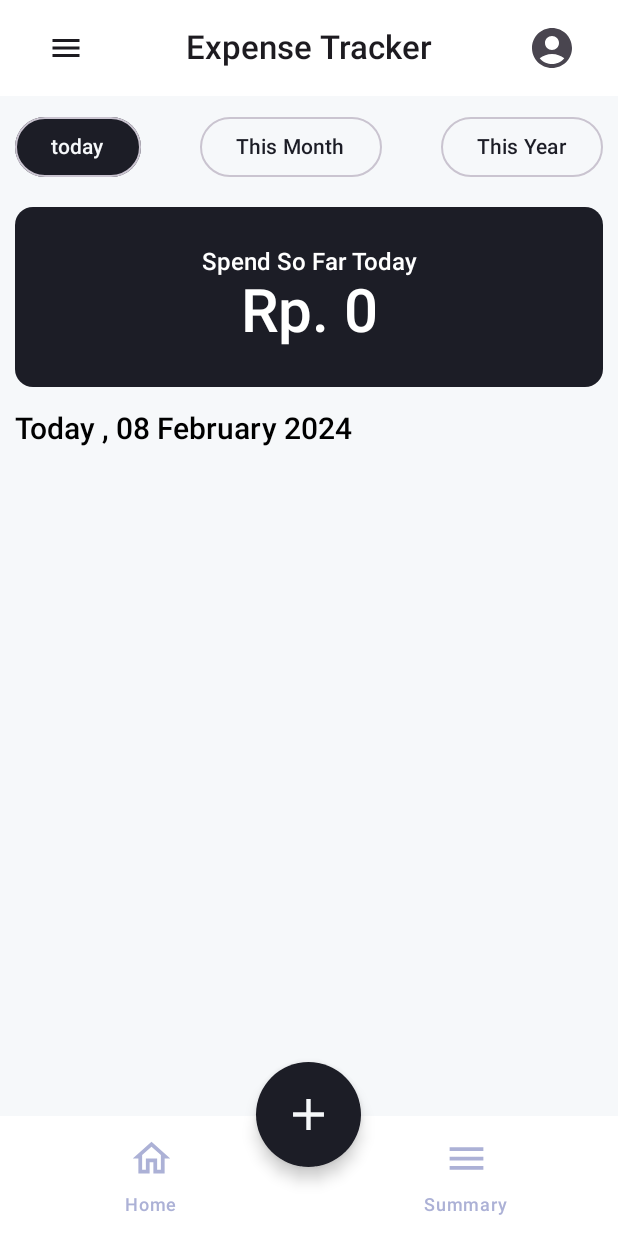
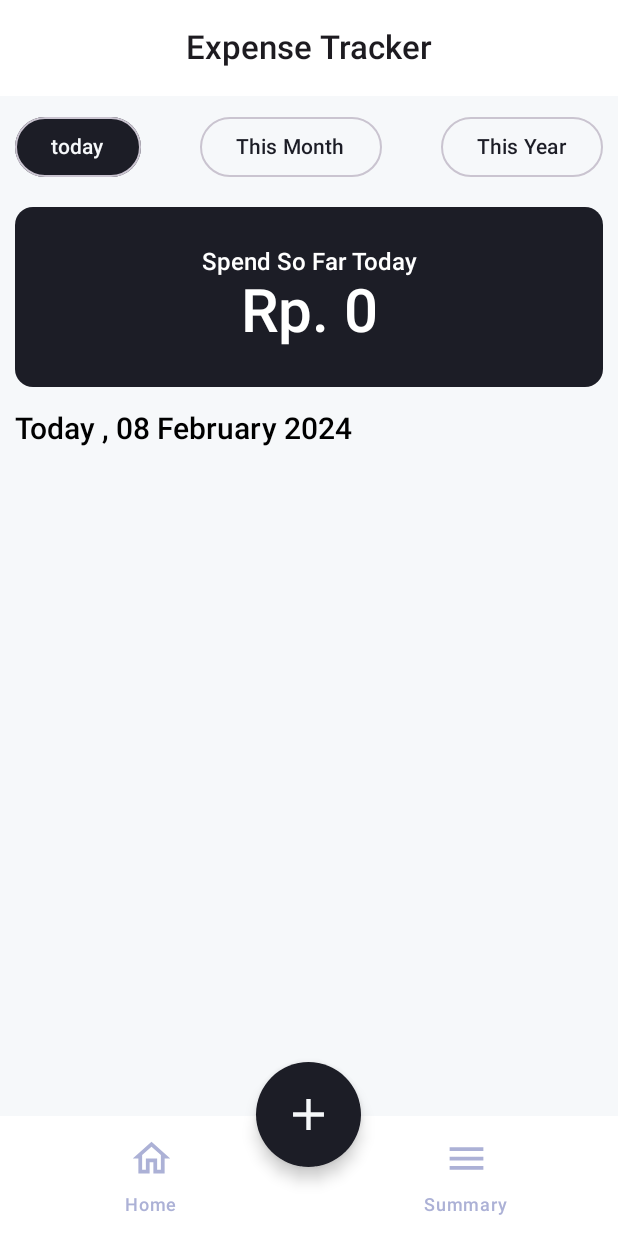
Before and after one commit to MuhammadRadifa/expense-tracker-app, an Android app built with Jetpack Compose: the @Preview function MainScreenPreview, on a phone screen of 412 x 824 dp. Run offline under Robolectric (Android 15) with nearby library versions, the light colour scheme and no system bars; our stand-ins replace Room's generated code; 2 statements that could not run were skipped.

Commit message:
fixing ui

```diff
--- a/app/src/main/java/com/example/expensetrackerapp/ui/component/TopBar.kt
+++ b/app/src/main/java/com/example/expensetrackerapp/ui/component/TopBar.kt
@@ -15,8 +15,10 @@ import androidx.compose.material3.TopAppBarDefaults
 import androidx.compose.runtime.Composable
 import androidx.compose.ui.Modifier
 import androidx.compose.ui.graphics.Color
+import androidx.compose.ui.res.painterResource
 import androidx.compose.ui.text.font.FontWeight
 import androidx.compose.ui.unit.dp
+import com.example.expensetrackerapp.R
 
 @OptIn(ExperimentalMaterial3Api::class)
 @Composable
@@ -33,22 +35,5 @@ fun TopBar(){
                 modifier = Modifier.padding(16.dp),
                 fontWeight = FontWeight.Medium
             ) },
-        navigationIcon = {
-            IconButton(onClick = { /* do something */ }, modifier = Modifier.padding(16.dp)) {
-                Icon(
-                    imageVector = Icons.Filled.Menu,
-                    contentDescription = "Localized description"
-                )
-            }
-        },
-        actions = {
-            IconButton(onClick = { /* do something */ },modifier = Modifier.padding(16.dp)) {
-                Icon(
-                    imageVector = Icons.Filled.AccountCircle,
-                    contentDescription = "Localized description",
-                    modifier = Modifier.size(48.dp)
-                )
-            }
-        }
     )
 }
--- a/app/src/main/java/com/example/expensetrackerapp/ui/screen/support/OnBoardingScreen.kt
+++ b/app/src/main/java/com/example/expensetrackerapp/ui/screen/support/OnBoardingScreen.kt
@@ -86,7 +86,7 @@ fun OnBoardingScreen(rootNavController:NavHostController){
         }
         if(pagerState.currentPage == 2){
             Button(
-                modifier = Modifier.fillMaxWidth().padding(top = 100.dp, bottom = 80.dp).padding(horizontal = 10.dp),
+                modifier = Modifier.fillMaxWidth().padding(top = 100.dp, bottom = 40.dp).padding(horizontal = 10.dp),
                 onClick = { rootNavController.navigate("mainScreen") },
                 shape = RoundedCornerShape(10),
                 colors = ButtonDefaults.buttonColors(
--- a/app/src/main/java/com/example/expensetrackerapp/ui/theme/Color.kt
+++ b/app/src/main/java/com/example/expensetrackerapp/ui/theme/Color.kt
@@ -9,3 +9,6 @@ val Pink80 = Color(0xFFEFB8C8)
 val Purple40 = Color(0xFF6650a4)
 val PurpleGrey40 = Color(0xFF625b71)
 val Pink40 = Color(0xFF7D5260)
+
+val Black = Color(0xFF1C1D26)
+val WhiteGray = Color(0xFFF6F8FA)
```
Also changed, not shown: app/src/main/java/com/example/expensetrackerapp/ui/theme/Theme.kt (+4 -4 lines).
